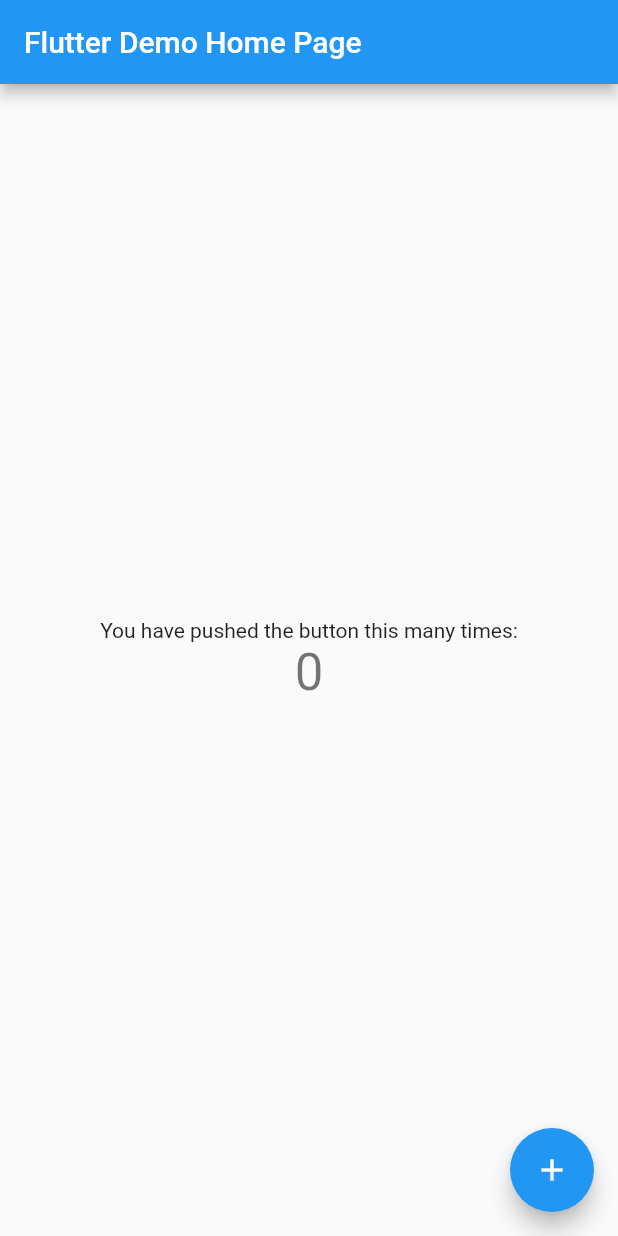
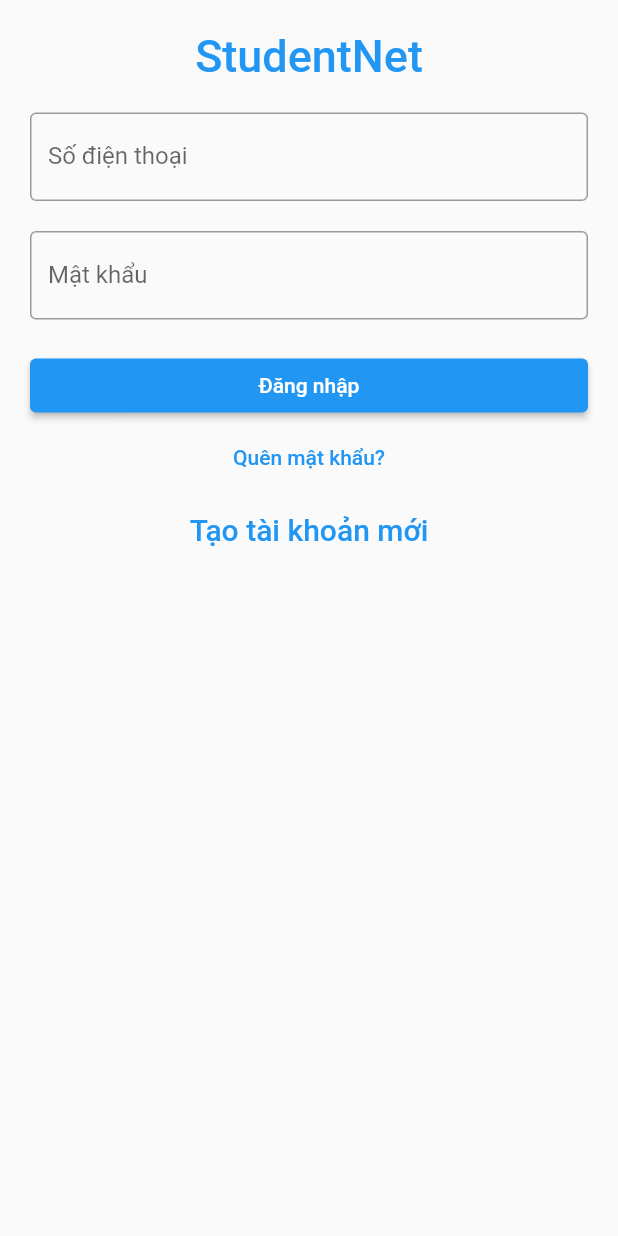
Before and after one commit to Kokoroou/student_net, a Flutter app: the screen it shows after launch, on a phone screen of 412 x 824 dp. Run offline on Flutter 3.47's test engine with Material 2 defaults, Android fonts, the phone set to English and light mode, and no system bars.

Commit message:
Add login page

```diff
--- /dev/null
+++ b/lib/auth/login.dart
@@ -0,0 +1,142 @@
+import 'package:flutter/material.dart';
+import 'package:http/http.dart' as http;
+import 'dart:convert';
+import 'register.dart';
+
+
+void main() => runApp(const LogIn());
+
+class LogIn extends StatelessWidget {
+  const LogIn({Key? key}) : super(key: key);
+
+  static const String _title = 'StudentNet';
+
+  @override
+  Widget build(BuildContext context) {
+    return const MaterialApp(
+        title: _title,
+        home: Scaffold(
+          // appBar: AppBar(title: const Text(_title),),
+          body: LoginBody(),
+        )
+    );
+  }
+}
+
+class LoginBody extends StatefulWidget {
+  const LoginBody({Key? key}) : super(key: key);
+
+  @override
+  State<LoginBody> createState() => _LoginBodyState();
+}
+
+class _LoginBodyState extends State<LoginBody> {
+  TextEditingController nameController = TextEditingController();
+  TextEditingController passwordController = TextEditingController();
+
+  @override
+  Widget build(BuildContext context) {
+    return Padding(
+      padding: const EdgeInsets.all(10),
+      child: ListView(
+        children: <Widget>[
+          Container(
+            alignment: Alignment.center,
+            padding: const EdgeInsets.all(10),
+            child: const Text(
+              'StudentNet',
+              style: TextStyle(
+                color: Colors.blue,
+                fontWeight: FontWeight.w500,
+                fontSize: 30,
+              ),
+            ),
+          ),
+          // Container(
+          //   alignment: Alignment.center,
+          //   padding: const EdgeInsets.all(10),
+          //   child: const Text(
+          //     'Sign in',
+          //     style: TextStyle(fontSize: 20),
+          //   ),
+          // ),
+          Container(
+            padding: const EdgeInsets.all(10),
+            child: TextField(
+              controller: nameController,
+              decoration: const InputDecoration(
+                border: OutlineInputBorder(),
+                labelText: 'Số điện thoại',
+              ),
+            ),
+          ),
+          Container(
+            padding: const EdgeInsets.fromLTRB(10, 10, 10, 0),
+            child: TextField(
+              obscureText: true,
+              controller: passwordController,
+              decoration: const InputDecoration(
+                border: OutlineInputBorder(),
+                labelText: 'Mật khẩu',
+              ),
+            ),
+          ),
+          Container(
+            // height: 50,
+            padding: const EdgeInsets.fromLTRB(10, 20, 10, 0),
+            child: ElevatedButton(
+              child: const Text('Đăng nhập'),
+              onPressed: () {
+                // print(nameController.text);
+                // print(passwordController.text);
+
+                // Work with API Login
+                var loginController = _LogIn(nameController.text, passwordController.text);
+                print(loginController.toString());
+              },
+            ),
+          ),
+          TextButton(
+              onPressed: () {
+                // Work with API Forgot Password
+              },
+              child: const Text('Quên mật khẩu?')
+          ),
+
+          Row(
+            mainAxisAlignment: MainAxisAlignment.center,
+            children: <Widget>[
+              // const Text('Does not have account?'),
+              TextButton(
+                  child: const Text(
+                    'Tạo tài khoản mới',
+                    style: TextStyle(fontSize: 20),
+                  ),
+                  onPressed: (){
+                    _navigateToSignUp(context);
+                  })
+            ],
+          ),
+        ],
+      ),
+    );
+  }
+
+  void _navigateToSignUp(BuildContext context) {
+    Navigator.of(context).push(
+        MaterialPageRoute(builder: (context) => const SignUp()));
+  }
+
+  Future<http.Response> _LogIn(String phoneNumber, String password) {
+    return http.post(
+      Uri.parse('http://184.169.213.180:3000/it4788/auth/login'),
+      headers: <String, String>{
+        'Content-Type': 'application/json; charset=UTF-8',
+      },
+      body: jsonEncode(<String, String>{
+        'phonenumber': phoneNumber,
+        'password': password,
+      }),
+    );
+  }
+}
--- a/lib/register.dart
+++ b/lib/auth/register.dart
@@ -1,17 +1,17 @@
 import 'package:flutter/material.dart';
 import 'dart:io';
 
-void main() => runApp(const MyApp());
+void main() => runApp(const SignUp());
 
-class MyApp extends StatelessWidget {
-  const MyApp({Key? key}) : super(key: key);
+class SignUp extends StatelessWidget {
+  const SignUp({Key? key}) : super(key: key);
 
   static const String _title = '_Name_App';
   static const primaryColor = Color.fromARGB(255, 255, 132, 167);
 
   @override
   Widget build(BuildContext context) {
-    return MaterialApp(
+    return const MaterialApp(
       title: _title,
       home: Scaffold(
 
@@ -19,7 +19,7 @@
         //     title: const Text(_title),
         //     backgroundColor: primaryColor,
         // ),
-        body: const MyStatefulWidget(),
+        body: MyStatefulWidget(),
       ),
     );
   }
--- a/lib/main.dart
+++ b/lib/main.dart
@@ -1,115 +1,116 @@
 import 'package:flutter/material.dart';
+import 'auth/login.dart';
 
 void main() {
-  runApp(const MyApp());
+  runApp(const LogIn());
 }
 
-class MyApp extends StatelessWidget {
-  const MyApp({super.key});
-
-  // This widget is the root of your application.
-  @override
-  Widget build(BuildContext context) {
-    return MaterialApp(
-      title: 'Flutter Demo',
-      theme: ThemeData(
-        // This is the theme of your application.
-        //
-        // Try running your application with "flutter run". You'll see the
-        // application has a blue toolbar. Then, without quitting the app, try
-        // changing the primarySwatch below to Colors.green and then invoke
-        // "hot reload" (press "r" in the console where you ran "flutter run",
-        // or simply save your changes to "hot reload" in a Flutter IDE).
-        // Notice that the counter didn't reset back to zero; the application
-        // is not restarted.
-        primarySwatch: Colors.blue,
-      ),
-      home: const MyHomePage(title: 'Flutter Demo Home Page'),
-    );
-  }
-}
-
-class MyHomePage extends StatefulWidget {
-  const MyHomePage({super.key, required this.title});
-
-  // This widget is the home page of your application. It is stateful, meaning
-  // that it has a State object (defined below) that contains fields that affect
-  // how it looks.
-
-  // This class is the configuration for the state. It holds the values (in this
-  // case the title) provided by the parent (in this case the App widget) and
-  // used by the build method of the State. Fields in a Widget subclass are
-  // always marked "final".
-
-  final String title;
-
-  @override
-  State<MyHomePage> createState() => _MyHomePageState();
-}
-
-class _MyHomePageState extends State<MyHomePage> {
-  int _counter = 0;
-
-  void _incrementCounter() {
-    setState(() {
-      // This call to setState tells the Flutter framework that something has
-      // changed in this State, which causes it to rerun the build method below
-      // so that the display can reflect the updated values. If we changed
-      // _counter without calling setState(), then the build method would not be
-      // called again, and so nothing would appear to happen.
-      _counter++;
-    });
-  }
-
-  @override
-  Widget build(BuildContext context) {
-    // This method is rerun every time setState is called, for instance as done
-    // by the _incrementCounter method above.
-    //
-    // The Flutter framework has been optimized to make rerunning build methods
-    // fast, so that you can just rebuild anything that needs updating rather
-    // than having to individually change instances of widgets.
-    return Scaffold(
-      appBar: AppBar(
-        // Here we take the value from the MyHomePage object that was created by
-        // the App.build method, and use it to set our appbar title.
-        title: Text(widget.title),
-      ),
-      body: Center(
-        // Center is a layout widget. It takes a single child and positions it
-        // in the middle of the parent.
-        child: Column(
-          // Column is also a layout widget. It takes a list of children and
-          // arranges them vertically. By default, it sizes itself to fit its
-          // children horizontally, and tries to be as tall as its parent.
-          //
-          // Invoke "debug painting" (press "p" in the console, choose the
-          // "Toggle Debug Paint" action from the Flutter Inspector in Android
-          // Studio, or the "Toggle Debug Paint" command in Visual Studio Code)
-          // to see the wireframe for each widget.
-          //
-          // Column has various properties to control how it sizes itself and
-          // how it positions its children. Here we use mainAxisAlignment to
-          // center the children vertically; the main axis here is the vertical
-          // axis because Columns are vertical (the cross axis would be
-          // horizontal).
-          mainAxisAlignment: MainAxisAlignment.center,
-          children: <Widget>[
-            const Text(
-              'You have pushed the button this many times:',
-            ),
-            Text(
-              '$_counter',
-              style: Theme.of(context).textTheme.headline4,
-            ),
-          ],
-        ),
-      ),
-      floatingActionButton: FloatingActionButton(
-        onPressed: _incrementCounter,
-        tooltip: 'Increment',
-        child: const Icon(Icons.add),
-      ), // This trailing comma makes auto-formatting nicer for build methods.
-    );
-  }
-}
+// class MyApp extends StatelessWidget {
+//   const MyApp({super.key});
+//
+//   // This widget is the root of your application.
+//   @override
+//   Widget build(BuildContext context) {
+//     return MaterialApp(
+//       title: 'Flutter Demo',
+//       theme: ThemeData(
+//         // This is the theme of your application.
+//         //
+//         // Try running your application with "flutter run". You'll see the
+//         // application has a blue toolbar. Then, without quitting the app, try
+//         // changing the primarySwatch below to Colors.green and then invoke
+//         // "hot reload" (press "r" in the console where you ran "flutter run",
+//         // or simply save your changes to "hot reload" in a Flutter IDE).
+//         // Notice that the counter didn't reset back to zero; the application
+//         // is not restarted.
+//         primarySwatch: Colors.blue,
+//       ),
+//       home: const MyHomePage(title: 'Flutter Demo Home Page'),
+//     );
+//   }
+// }
+//
+// class MyHomePage extends StatefulWidget {
+//   const MyHomePage({super.key, required this.title});
+//
+//   // This widget is the home page of your application. It is stateful, meaning
+//   // that it has a State object (defined below) that contains fields that affect
+//   // how it looks.
+//
+//   // This class is the configuration for the state. It holds the values (in this
+//   // case the title) provided by the parent (in this case the App widget) and
+//   // used by the build method of the State. Fields in a Widget subclass are
+//   // always marked "final".
+//
+//   final String title;
+//
+//   @override
+//   State<MyHomePage> createState() => _MyHomePageState();
+// }
+//
+// class _MyHomePageState extends State<MyHomePage> {
+//   int _counter = 0;
+//
+//   void _incrementCounter() {
+//     setState(() {
+//       // This call to setState tells the Flutter framework that something has
+//       // changed in this State, which causes it to rerun the build method below
+//       // so that the display can reflect the updated values. If we changed
+//       // _counter without calling setState(), then the build method would not be
+//       // called again, and so nothing would appear to happen.
+//       _counter++;
+//     });
+//   }
+//
+//   @override
+//   Widget build(BuildContext context) {
+//     // This method is rerun every time setState is called, for instance as done
+//     // by the _incrementCounter method above.
+//     //
+//     // The Flutter framework has been optimized to make rerunning build methods
+//     // fast, so that you can just rebuild anything that needs updating rather
+//     // than having to individually change instances of widgets.
+//     return Scaffold(
+//       appBar: AppBar(
+//         // Here we take the value from the MyHomePage object that was created by
+//         // the App.build method, and use it to set our appbar title.
+//         title: Text(widget.title),
+//       ),
+//       body: Center(
+//         // Center is a layout widget. It takes a single child and positions it
+//         // in the middle of the parent.
+//         child: Column(
+//           // Column is also a layout widget. It takes a list of children and
+//           // arranges them vertically. By default, it sizes itself to fit its
+//           // children horizontally, and tries to be as tall as its parent.
+//           //
+//           // Invoke "debug painting" (press "p" in the console, choose the
+//           // "Toggle Debug Paint" action from the Flutter Inspector in Android
+//           // Studio, or the "Toggle Debug Paint" command in Visual Studio Code)
+//           // to see the wireframe for each widget.
+//           //
+//           // Column has various properties to control how it sizes itself and
+//           // how it positions its children. Here we use mainAxisAlignment to
+//           // center the children vertically; the main axis here is the vertical
+//           // axis because Columns are vertical (the cross axis would be
+//           // horizontal).
+//           mainAxisAlignment: MainAxisAlignment.center,
+//           children: <Widget>[
+//             const Text(
+//               'You have pushed the button this many times:',
+//             ),
+//             Text(
+//               '$_counter',
+//               style: Theme.of(context).textTheme.headline4,
+//             ),
+//           ],
+//         ),
+//       ),
+//       floatingActionButton: FloatingActionButton(
+//         onPressed: _incrementCounter,
+//         tooltip: 'Increment',
+//         child: const Icon(Icons.add),
+//       ), // This trailing comma makes auto-formatting nicer for build methods.
+//     );
+//   }
+// }
--- a/pubspec.yaml
+++ b/pubspec.yaml
@@ -31,6 +31,7 @@
 dependencies:
   flutter:
     sdk: flutter
+  http: ^0.13.5
 
 
   # The following adds the Cupertino Icons font to your application.
```
Also changed, not shown: pubspec.lock, 1 other file.
